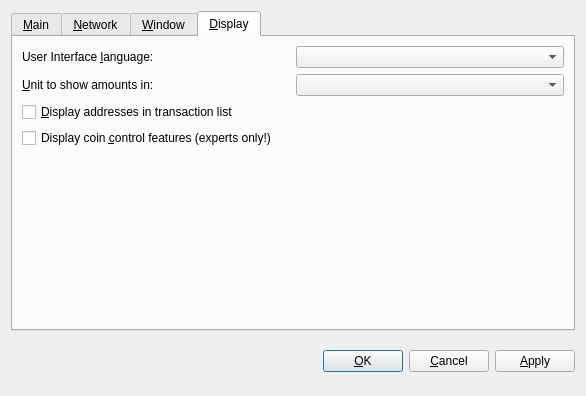
Qt form src/qt/forms/optionsdialog.ui (deeponion/deeponion-legacy) before a commit.
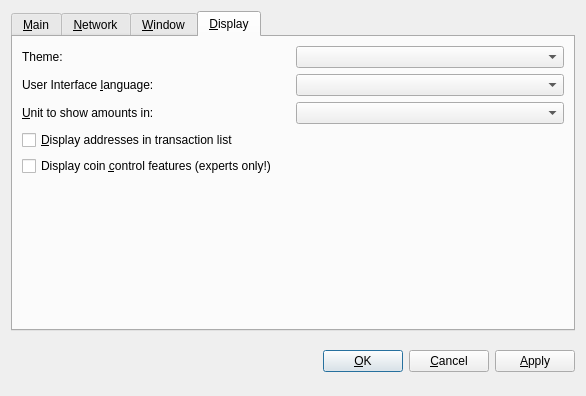
The same form after that commit. The open tabs and pages were chosen to show the change. Custom widgets are drawn as their Qt base class.

Commit message:
Add Theme Combobox in Opotions Dialog
Add Theme Combobox in Opotions Dialog and an initial theme changer mechanism.

```diff
--- a/src/qt/forms/optionsdialog.ui
+++ b/src/qt/forms/optionsdialog.ui
@@ -334,6 +334,27 @@
        <string>&amp;Display</string>
       </attribute>
       <layout class="QVBoxLayout" name="verticalLayout_Display">
+       <item>
+        <layout class="QHBoxLayout" name="horizontalLayout_3_Display">
+         <property name="topMargin">
+          <number>0</number>
+         </property>
+         <item>
+          <widget class="QLabel" name="themeLabel">
+           <property name="text">
+            <string>Theme:</string>
+           </property>
+          </widget>
+         </item>
+         <item>
+          <widget class="QValueComboBox" name="theme">
+           <property name="toolTip">
+            <string>The user interface language can be set here. This setting will take effect after restarting DeepOnion.</string>
+           </property>
+          </widget>
+         </item>
+        </layout>
+       </item>
        <item>
         <layout class="QHBoxLayout" name="horizontalLayout_1_Display">
          <item>
```
Left out of the diff: 2 changed lines with no effect on the pictures. The commit also changes 5 other files.
